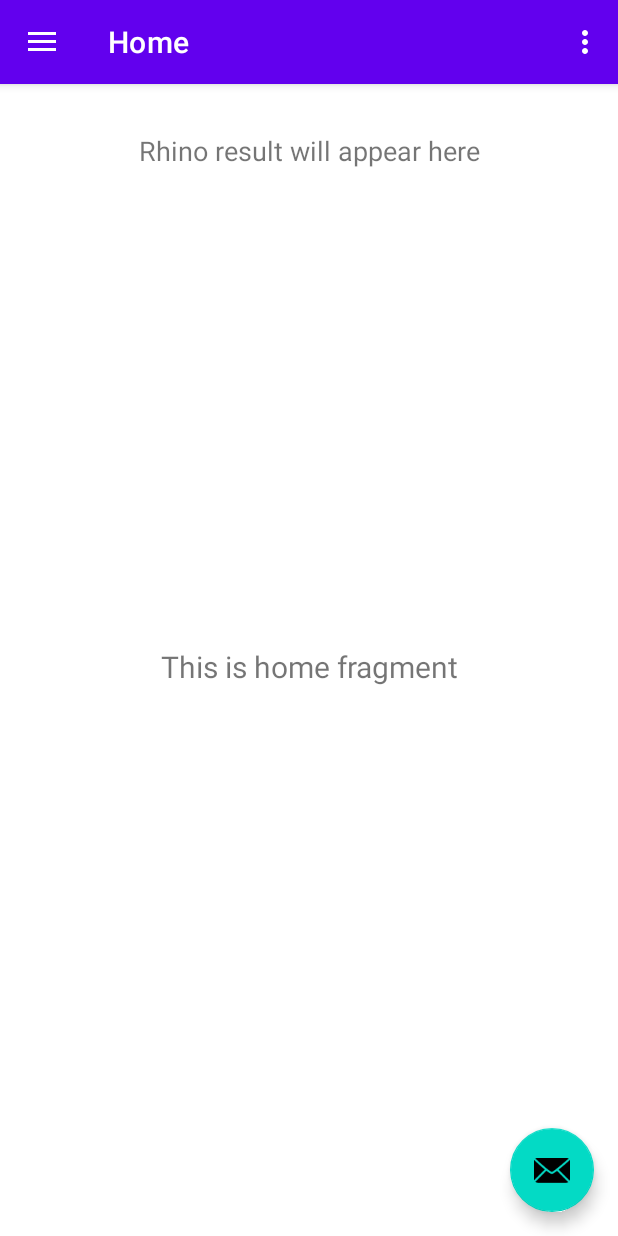
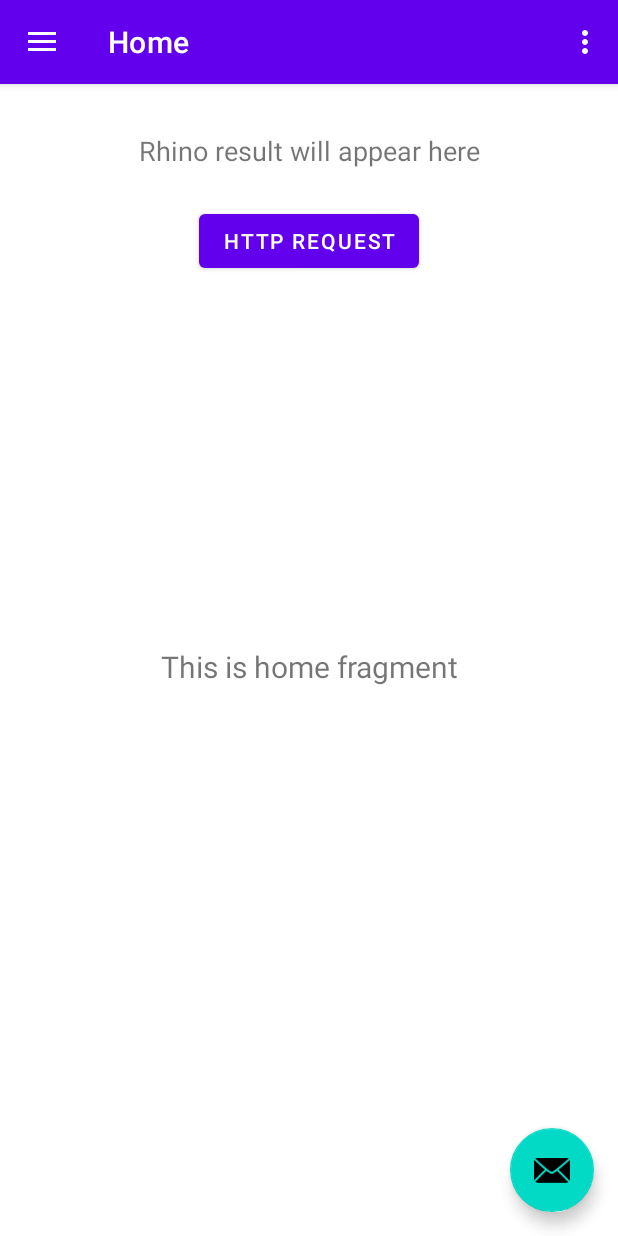
Before and after one commit to apuppy/automator, an Android app: the screen it shows after launch (MainActivity), on a phone screen of 412 x 824 dp. Run offline under Robolectric (Android 15) with nearby library versions, the phone set to English and light mode, and no system bars; our stand-ins replace navigation-ui.

Commit message:
Add HTTP request button and implement OkHttp client for network operations

```diff
--- a/app/build.gradle
+++ b/app/build.gradle
@@ -41,6 +41,7 @@ dependencies {
     implementation libs.navigation.fragment
     implementation libs.navigation.ui
     implementation libs.rhino
+    implementation libs.okhttp
     testImplementation libs.junit
     androidTestImplementation libs.ext.junit
     androidTestImplementation libs.espresso.core
--- a/app/src/main/res/layout/content_main.xml
+++ b/app/src/main/res/layout/content_main.xml
@@ -18,6 +18,16 @@
         android:layout_marginTop="32dp"
         android:textSize="18sp"/>
 
+    <Button
+        android:id="@+id/button_http_request"
+        android:layout_width="wrap_content"
+        android:layout_height="wrap_content"
+        android:text="HTTP Request"
+        app:layout_constraintTop_toBottomOf="@id/text_rhino_result"
+        app:layout_constraintLeft_toLeftOf="parent"
+        app:layout_constraintRight_toRightOf="parent"
+        android:layout_marginTop="24dp"/>
+
     <fragment
         android:id="@+id/nav_host_fragment_content_main"
         android:name="androidx.navigation.fragment.NavHostFragment"
@@ -26,6 +36,6 @@
         app:defaultNavHost="true"
         app:layout_constraintLeft_toLeftOf="parent"
         app:layout_constraintRight_toRightOf="parent"
-        app:layout_constraintTop_toBottomOf="@id/text_rhino_result"
+        app:layout_constraintTop_toBottomOf="@id/button_http_request"
         app:navGraph="@navigation/mobile_navigation" />
 </androidx.constraintlayout.widget.ConstraintLayout>
--- a/gradle/libs.versions.toml
+++ b/gradle/libs.versions.toml
@@ -11,6 +11,7 @@ lifecycleViewmodelKtx = "2.9.1"
 navigationFragment = "2.9.0"
 navigationUi = "2.9.0"
 rhino = "1.7.15"
+okhttp = "5.0.0"
 
 [libraries]
 junit = { group = "junit", name = "junit", version.ref = "junit" }
@@ -24,6 +25,7 @@ lifecycle-viewmodel-ktx = { group = "androidx.lifecycle", name = "lifecycle-view
 navigation-fragment = { group = "androidx.navigation", name = "navigation-fragment", version.ref = "navigationFragment" }
 navigation-ui = { group = "androidx.navigation", name = "navigation-ui", version.ref = "navigationUi" }
 rhino = { group = "org.mozilla", name = "rhino", version.ref = "rhino" }
+okhttp = { group = "com.squareup.okhttp3", name = "okhttp", version.ref = "okhttp" }
 
 [plugins]
 android-application = { id = "com.android.application", version.ref = "agp" }
```
Also changed, not shown: app/src/main/java/com/zoo/automator/MainActivity.java (+44 -0 lines).
